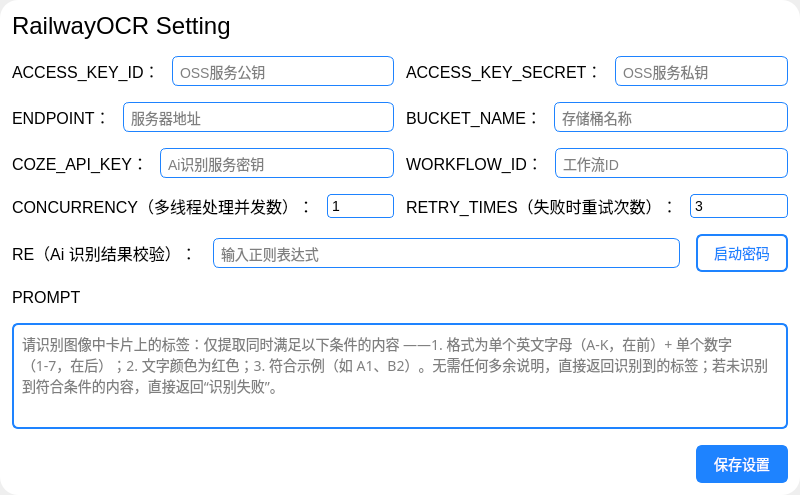
Qt form Ui_SettingWindow.ui (YangShengzhou03/RailwayOCR) before a commit.
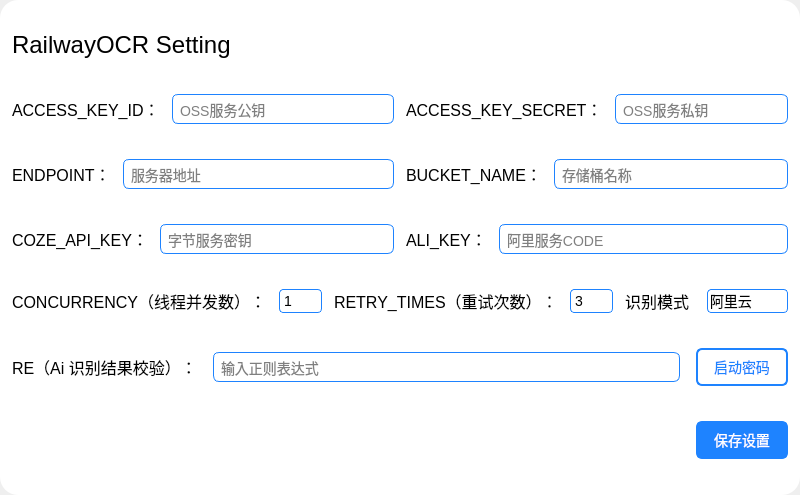
The same form after that commit. Icons and pictures are not drawn.

What changed in the file:
```diff
--- a/Ui_SettingWindow.ui
+++ b/Ui_SettingWindow.ui
@@ -436,7 +436,7 @@
 }</string>
                </property>
                <property name="placeholderText">
-                <string>Ai识别服务密钥</string>
+                <string>字节服务密钥</string>
                </property>
               </widget>
              </item>
@@ -452,7 +452,7 @@
                 </font>
                </property>
                <property name="text">
-                <string>WORKFLOW_ID：</string>
+                <string>ALI_KEY：</string>
                </property>
               </widget>
              </item>
@@ -491,7 +491,7 @@
 }</string>
                </property>
                <property name="placeholderText">
-                <string>工作流ID</string>
+                <string>阿里服务CODE</string>
                </property>
               </widget>
              </item>
@@ -504,6 +504,9 @@
            <property name="spacing">
             <number>12</number>
            </property>
+           <property name="rightMargin">
+            <number>0</number>
+           </property>
            <item>
             <layout class="QHBoxLayout" name="horizontalLayout_7">
              <item>
@@ -514,7 +517,7 @@
                 </font>
                </property>
                <property name="text">
-                <string>CONCURRENCY（多线程处理并发数）：</string>
+                <string>CONCURRENCY（线程并发数）：</string>
                </property>
               </widget>
              </item>
@@ -595,7 +598,7 @@
                 </font>
                </property>
                <property name="text">
-                <string>RETRY_TIMES（失败时重试次数）：</string>
+                <string>RETRY_TIMES（重试次数）：</string>
                </property>
               </widget>
              </item>
@@ -669,6 +672,111 @@
              </item>
             </layout>
            </item>
+           <item>
+            <layout class="QHBoxLayout" name="horizontalLayout_16">
+             <property name="spacing">
+              <number>0</number>
+             </property>
+             <property name="rightMargin">
+              <number>0</number>
+             </property>
+             <item>
+              <widget class="QLabel" name="label_11">
+               <property name="font">
+                <font>
+                 <pointsize>12</pointsize>
+                </font>
+               </property>
+               <property name="text">
+                <string>识别模式</string>
+               </property>
+              </widget>
+             </item>
+             <item>
+              <widget class="QComboBox" name="comboBox_mode">
+               <property name="styleSheet">
+                <string notr="true">QComboBox {
+    border: 1px solid rgb(30, 131, 255);
+    border-radius: 4px;
+    padding: 2px;
+    background-color: white;
+    color: black;
+    font-size: 14px;
+}
+
+QComboBox:hover {
+    border: 2px solid rgb(30, 131, 255);
+    padding: 1px;
+}
+
+QComboBox:focus {
+    border: 2px solid rgb(30, 131, 255);
+    padding: 1px;
+    background-color: #f8faff;
+}
+
+QComboBox:disabled {
+    border: 1px solid #cccccc;
+    background-color: #f0f0f0;
+    color: #999999;
+}
+
+/* 下拉按钮样式 */
+QComboBox::drop-down {
+    subcontrol-origin: border;
+    subcontrol-position: top right;
+    width: 16px;
+    height: 100%;
+    background-color: transparent;
+}
+
+/* 下拉箭头样式 */
+QComboBox::down-arrow {
+    image: url(:/icons/down_arrow.png); /* 可替换为实际箭头图标 */
+    width: 8px;
+    height: 8px;
+}
+
+QComboBox::drop-down:hover {
+    background-color: rgba(30, 131, 255, 0.1);
+}
+
+QComboBox::drop-down:pressed {
+    background-color: rgba(30, 131, 255, 0.2);
+}
+
+QComboBox:disabled::drop-down {
+    background-color: transparent;
+}
+
+/* 下拉列表样式 */
+QComboBox QAbstractItemView {
+    border: 1px solid rgb(30, 131, 255);
+    border-radius: 4px;
+    background-color: white;
+    selection-background-color: rgba(30, 131, 255, 0.2);
+    selection-color: black;
+}</string>
+               </property>
+               <item>
+                <property name="text">
+                 <string>阿里云</string>
+                </property>
+               </item>
+               <item>
+                <property name="text">
+                 <string>仅本地</string>
+                </property>
+               </item>
+               <item>
+                <property name="text">
+                 <string>抖音云</string>
+                </property>
+               </item>
+              </widget>
+             </item>
+            </layout>
+           </item>
           </layout>
          </item>
          <item>
@@ -760,59 +868,7 @@
           </layout>
          </item>
          <item>
-          <layout class="QVBoxLayout" name="verticalLayout_3">
-           <item>
-            <widget class="QLabel" name="label_11">
-             <property name="font">
-              <font>
-               <pointsize>12</pointsize>
-              </font>
-             </property>
-             <property name="text">
-              <string>PROMPT</string>
-             </property>
-            </widget>
-           </item>
-           <item>
-            <widget class="QTextEdit" name="textEdit_PROMPT">
-             <property name="font">
-              <font>
-               <family>微软雅黑</family>
-               <pointsize>-1</pointsize>
-              </font>
-             </property>
-             <property name="styleSheet">
-              <string notr="true">QTextEdit {
-    border: 2px solid rgb(30, 131, 255);
-    border-radius: 6px;
-    padding: 4px;
-    background-color: white;
-    color: black;
-    font-size: 14px;
-}
-
-QTextEdit:hover {
-    border: 2px solid rgb(30, 131, 255);
-    background-color: rgba(30, 131, 255, 0.05);
-}
-
-QTextEdit:focus {
-    border: 2px solid rgb(30, 131, 255);
-    background-color: rgba(30, 131, 255, 0.1);
-}
-
-QTextEdit:disabled {
-    border: 2px solid #cccccc;
-    background-color: #f0f0f0;
-    color: #999999;
-}</string>
-             </property>
-             <property name="placeholderText">
-              <string>请识别图像中卡片上的标签：仅提取同时满足以下条件的内容 ——1. 格式为单个英文字母（A-K，在前）+ 单个数字（1-7，在后）；2. 文字颜色为红色；3. 符合示例（如 A1、B2）。无需任何多余说明，直接返回识别到的标签；若未识别到符合条件的内容，直接返回“识别失败”。</string>
-             </property>
-            </widget>
-           </item>
-          </layout>
+          <layout class="QVBoxLayout" name="verticalLayout_3"/>
          </item>
          <item>
           <layout class="QHBoxLayout" name="horizontalLayout_15">
```
Left out of the diff: 2 changed lines with no effect on the pictures.
